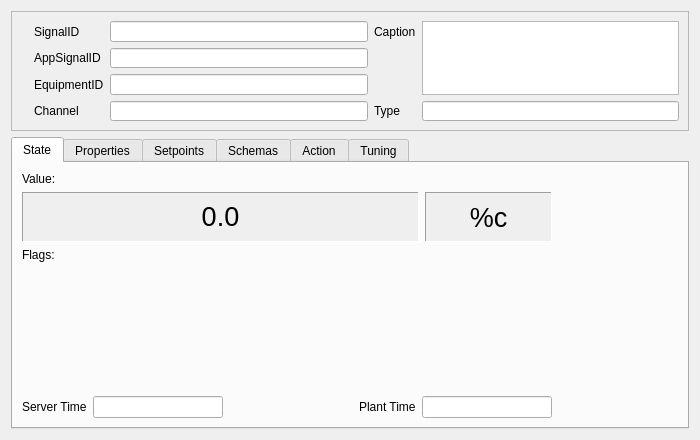
First picture: the form in Monitor/DialogSignalInfo.ui, repository whiteman-kr/u7set, before the edit.
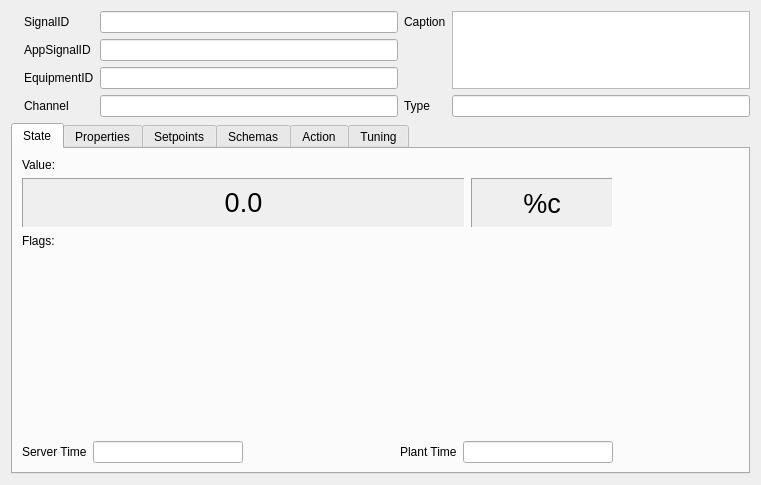
Second picture: the form after the edit. The open tabs and pages were chosen to show the change. Icons and pictures are not drawn. Custom widgets are drawn as their Qt base class.

Commit message: RPCT-2661, Monitor: Added tooltips and visual improvements to DialogSignalInfo

Patch:
```diff
--- a/Monitor/DialogSignalInfo.ui
+++ b/Monitor/DialogSignalInfo.ui
@@ -6,8 +6,8 @@
    <rect>
     <x>0</x>
     <y>0</y>
-    <width>700</width>
-    <height>440</height>
+    <width>761</width>
+    <height>485</height>
    </rect>
   </property>
   <property name="minimumSize">
@@ -22,26 +22,19 @@
   <property name="sizeGripEnabled">
    <bool>false</bool>
   </property>
-  <layout class="QGridLayout" name="gridLayout_6">
-   <item row="0" column="0">
-    <widget class="QFrame" name="frame">
-     <property name="maximumSize">
-      <size>
-       <width>16777215</width>
-       <height>120</height>
-      </size>
-     </property>
-     <property name="frameShape">
-      <enum>QFrame::StyledPanel</enum>
-     </property>
-     <property name="frameShadow">
-      <enum>QFrame::Raised</enum>
-     </property>
      <layout class="QGridLayout" name="gridLayout_7">
       <item row="0" column="0">
+    <layout class="QGridLayout" name="gridLayout_6">
+     <item row="0" column="0">
        <layout class="QGridLayout" name="gridLayout">
         <item row="0" column="0">
          <widget class="QLabelAppSignalDragAndDrop" name="signalIdLabelIcon">
+         <property name="sizePolicy">
+          <sizepolicy hsizetype="Preferred" vsizetype="Maximum">
+           <horstretch>0</horstretch>
+           <verstretch>0</verstretch>
+          </sizepolicy>
+         </property>
           <property name="maximumSize">
            <size>
             <width>20</width>
@@ -64,6 +57,12 @@
         </item>
         <item row="0" column="1">
          <widget class="QLabelAppSignalDragAndDrop" name="signalIdLabel">
+         <property name="sizePolicy">
+          <sizepolicy hsizetype="Preferred" vsizetype="Maximum">
+           <horstretch>0</horstretch>
+           <verstretch>0</verstretch>
+          </sizepolicy>
+         </property>
           <property name="cursor">
            <cursorShape>PointingHandCursor</cursorShape>
           </property>
@@ -74,6 +73,12 @@
         </item>
         <item row="0" column="2">
          <widget class="QLineEdit" name="editCustomAppSignalID">
+         <property name="sizePolicy">
+          <sizepolicy hsizetype="Expanding" vsizetype="Maximum">
+           <horstretch>0</horstretch>
+           <verstretch>0</verstretch>
+          </sizepolicy>
+         </property>
           <property name="font">
            <font>
             <pointsize>8</pointsize>
@@ -91,6 +96,12 @@
         </item>
         <item row="0" column="3">
          <widget class="QLabel" name="captionLabel">
+         <property name="sizePolicy">
+          <sizepolicy hsizetype="Preferred" vsizetype="Maximum">
+           <horstretch>0</horstretch>
+           <verstretch>0</verstretch>
+          </sizepolicy>
+         </property>
           <property name="text">
            <string>Caption</string>
           </property>
@@ -98,6 +109,12 @@
         </item>
         <item row="0" column="4" rowspan="3">
          <widget class="QPlainTextEdit" name="editCaption">
+         <property name="sizePolicy">
+          <sizepolicy hsizetype="Expanding" vsizetype="Maximum">
+           <horstretch>0</horstretch>
+           <verstretch>0</verstretch>
+          </sizepolicy>
+         </property>
           <property name="font">
            <font>
             <weight>75</weight>
@@ -108,6 +125,12 @@
         </item>
         <item row="1" column="1">
          <widget class="QLabel" name="signalIdLabel_2">
+         <property name="sizePolicy">
+          <sizepolicy hsizetype="Preferred" vsizetype="Maximum">
+           <horstretch>0</horstretch>
+           <verstretch>0</verstretch>
+          </sizepolicy>
+         </property>
           <property name="text">
            <string>AppSignalID</string>
           </property>
@@ -115,6 +138,12 @@
         </item>
         <item row="1" column="2">
          <widget class="QLineEdit" name="editAppSignalID">
+         <property name="sizePolicy">
+          <sizepolicy hsizetype="Expanding" vsizetype="Maximum">
+           <horstretch>0</horstretch>
+           <verstretch>0</verstretch>
+          </sizepolicy>
+         </property>
           <property name="font">
            <font>
             <pointsize>8</pointsize>
@@ -132,6 +161,12 @@
         </item>
         <item row="2" column="1">
          <widget class="QLabel" name="equipmentLabel">
+         <property name="sizePolicy">
+          <sizepolicy hsizetype="Preferred" vsizetype="Maximum">
+           <horstretch>0</horstretch>
+           <verstretch>0</verstretch>
+          </sizepolicy>
+         </property>
           <property name="text">
            <string>EquipmentID</string>
           </property>
@@ -139,6 +174,12 @@
         </item>
         <item row="2" column="2">
          <widget class="QLineEdit" name="editEquipment">
+         <property name="sizePolicy">
+          <sizepolicy hsizetype="Expanding" vsizetype="Maximum">
+           <horstretch>0</horstretch>
+           <verstretch>0</verstretch>
+          </sizepolicy>
+         </property>
           <property name="font">
            <font>
             <pointsize>8</pointsize>
@@ -156,6 +197,12 @@
         </item>
         <item row="3" column="1">
          <widget class="QLabel" name="channeLabel">
+         <property name="sizePolicy">
+          <sizepolicy hsizetype="Preferred" vsizetype="Maximum">
+           <horstretch>0</horstretch>
+           <verstretch>0</verstretch>
+          </sizepolicy>
+         </property>
           <property name="text">
            <string>Channel</string>
           </property>
@@ -163,6 +210,12 @@
         </item>
         <item row="3" column="2">
          <widget class="QLineEdit" name="editChannel">
+         <property name="sizePolicy">
+          <sizepolicy hsizetype="Expanding" vsizetype="Maximum">
+           <horstretch>0</horstretch>
+           <verstretch>0</verstretch>
+          </sizepolicy>
+         </property>
           <property name="acceptDrops">
            <bool>false</bool>
           </property>
@@ -173,6 +226,12 @@
         </item>
         <item row="3" column="3">
          <widget class="QLabel" name="signalTypeLabel">
+         <property name="sizePolicy">
+          <sizepolicy hsizetype="Preferred" vsizetype="Maximum">
+           <horstretch>0</horstretch>
+           <verstretch>0</verstretch>
+          </sizepolicy>
+         </property>
           <property name="text">
            <string>Type</string>
           </property>
@@ -180,6 +239,12 @@
         </item>
         <item row="3" column="4">
          <widget class="QLineEdit" name="editSignalType">
+         <property name="sizePolicy">
+          <sizepolicy hsizetype="Expanding" vsizetype="Maximum">
+           <horstretch>0</horstretch>
+           <verstretch>0</verstretch>
+          </sizepolicy>
+         </property>
           <property name="minimumSize">
            <size>
             <width>150</width>
@@ -196,9 +261,6 @@
         </item>
        </layout>
       </item>
-     </layout>
-    </widget>
-   </item>
    <item row="1" column="0">
     <widget class="QTabWidget" name="tabWidget">
      <property name="sizePolicy">
@@ -314,7 +376,7 @@
          <property name="minimumSize">
           <size>
            <width>0</width>
-           <height>50</height>
+             <height>80</height>
           </size>
          </property>
         </widget>
@@ -725,6 +787,8 @@
       </layout>
      </widget>
     </widget>
+     </item>
+    </layout>
    </item>
   </layout>
  </widget>
```
Left out of the diff: 2 changed lines with no effect on the pictures. Lines whose indentation alone changed are shown as unchanged. The commit also changes 2 other files.
